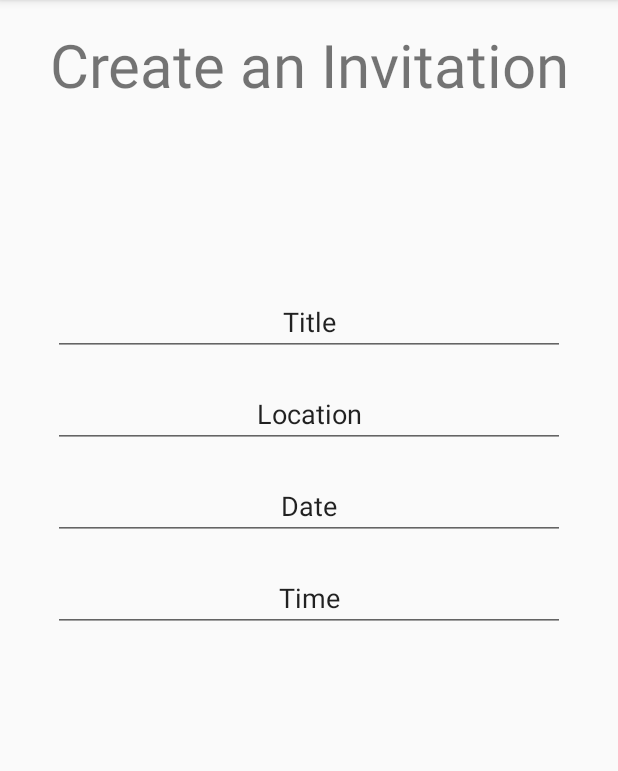
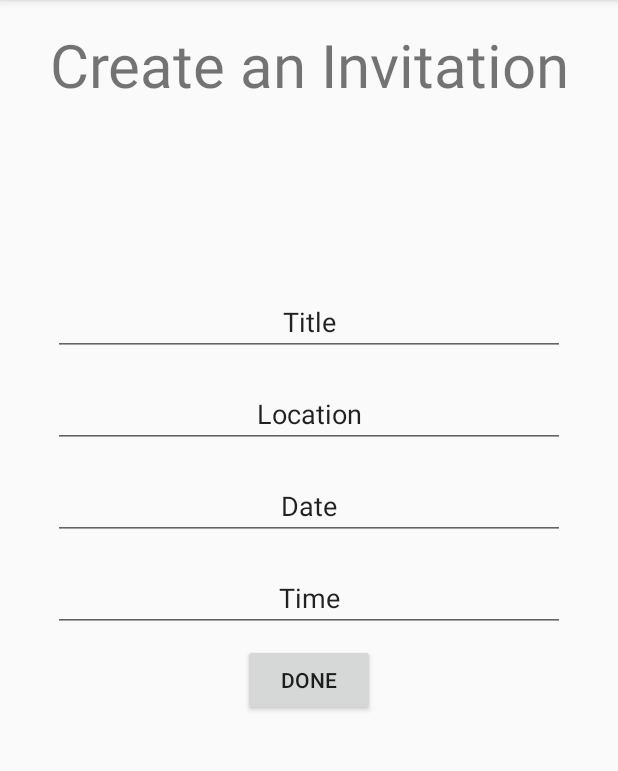
Before and after one commit to ProjectLocus/JoinMe, an Android app: the fragment FragInviteCreate placed in its activity, on a phone screen of 412 x 824 dp, the part 84-855 px from its top. Run offline under Robolectric (Android 15) with nearby library versions, the phone set to English and light mode, and no system bars; our stand-ins replace Room's generated code; libraries missing offline, so code that uses them is left out: android.arch.persistence, com.ramotion.circlemenu; 2 statements that could not run were skipped.

Commit message:
should now be able to create a new user upon sign in, and create a new invitation upon completion.

```diff
--- a/app/build.gradle
+++ b/app/build.gradle
@@ -4,7 +4,7 @@ android {
     compileSdkVersion 28
     defaultConfig {
         applicationId "edu.cnm.deepdive.joinme"
-        minSdkVersion 21
+        minSdkVersion 23
         targetSdkVersion 28
         versionCode 1
         versionName "1.0"
--- a/app/src/main/AndroidManifest.xml
+++ b/app/src/main/AndroidManifest.xml
@@ -4,6 +4,8 @@
 
   <uses-permission android:name="android.permission.INTERNET"/>
   <uses-permission android:name="android.permission.ACCESS_NETWORK_STATE"/>
+  <uses-permission android:name="android.permission.ACCESS_FINE_LOCATION" />
+  <uses-permission android:name="android.permission.ACCESS_COARSE_LOCATION"/>
 
   <application
     android:name=".JoinMeApplication"
--- a/app/src/main/java/edu/cnm/deepdive/joinme/model/dao/InvitationDao.java
+++ b/app/src/main/java/edu/cnm/deepdive/joinme/model/dao/InvitationDao.java
@@ -30,8 +30,11 @@ public interface InvitationDao {
   @Query("SELECT * FROM invitations WHERE date=:date")
   List<Invitation> selectAllDate(String date);
 
+  @Query("SELECT * FROM invitations WHERE time=:time")
+  Invitation selectAllTime(String time);
+
   @Query("SELECT * FROM invitations WHERE created=:created")
-  List<Invitation> selectAllCreated(String created);
+  Invitation selectAllCreated(String created);
 
   @Query("SELECT * FROM invitations WHERE description=:description")
   List<Invitation> selectAllDescription(String description);
--- a/app/src/main/java/edu/cnm/deepdive/joinme/model/dao/PersonDao.java
+++ b/app/src/main/java/edu/cnm/deepdive/joinme/model/dao/PersonDao.java
@@ -34,6 +34,9 @@ public interface PersonDao {
   @Query("SELECT * FROM people")
   List<Person> selectAll();
 
+  @Query("SELECT * FROM people WHERE latitude=:latitude")
+  Person selectLatitude(double latitude);
+
   @Update(onConflict = OnConflictStrategy.REPLACE)
   int update(Person person);
 
--- a/app/src/main/java/edu/cnm/deepdive/joinme/view/FragInviteCreate.java
+++ b/app/src/main/java/edu/cnm/deepdive/joinme/view/FragInviteCreate.java
@@ -1,6 +1,7 @@
 package edu.cnm.deepdive.joinme.view;
 
 import android.content.Context;
+import android.os.AsyncTask;
 import android.os.Bundle;
 import android.support.annotation.NonNull;
 import android.support.annotation.Nullable;
@@ -9,9 +10,12 @@ import android.util.Log;
 import android.view.LayoutInflater;
 import android.view.View;
 import android.view.ViewGroup;
+import android.widget.Button;
 import android.widget.EditText;
 import android.widget.TextView;
 import edu.cnm.deepdive.joinme.R;
+import edu.cnm.deepdive.joinme.model.db.ClientDB;
+import edu.cnm.deepdive.joinme.model.entity.Invitation;
 
 public class FragInviteCreate extends Fragment {
 
@@ -22,6 +26,8 @@ public class FragInviteCreate extends Fragment {
   private EditText inviteCreateLocation;
   private EditText inviteCreateDate;
   private EditText inviteCreateTime;
+  private Button doneButton;
+  private long invitationId;
 
   private FragInviteCreateListener fragInviteCreateListener;
 
@@ -43,9 +49,15 @@ public class FragInviteCreate extends Fragment {
   private void initViews(View view) {
     inviteCreateTitle0 = view.findViewById(R.id.tv_invite_create_title);
     inviteCreateTitle1 = view.findViewById(R.id.et_invitation_create_title);
+    String result = inviteCreateTitle1.getText().toString();
     inviteCreateLocation = view.findViewById(R.id.et_invitation_create_location);
+    String result1 = inviteCreateLocation.getText().toString();
     inviteCreateDate = view.findViewById(R.id.et_invitation_create_date);
+    String result2 = inviteCreateDate.getText().toString();
     inviteCreateTime = view.findViewById(R.id.et_invitation_create_time);
+    String result3 = inviteCreateTime.getText().toString();
+    doneButton = view.findViewById(R.id.bt_invitation_done);
+    doneButton.setOnClickListener(v -> new QueryTask().execute(result, result1, result2, result3));
   }
 
   @Override
@@ -56,6 +68,27 @@ public class FragInviteCreate extends Fragment {
     } catch (ClassCastException e) {
       Log.e(TAG, "onAttach: ClassCastException" + e.getMessage());
     }
+  }
 
+  private class QueryTask extends AsyncTask<String, Void, Long> {
+
+    @Override
+    protected Long doInBackground(String... strings) {
+      Invitation invitation = ClientDB.getInstance(getContext()).getInvitationDao().selectAllTime(strings[0]);
+      if (invitation == null) {
+        invitation = new Invitation();
+        invitation.setTitle(strings[0]);
+        invitation.setLocation(strings[1]);
+        invitation.setDate(strings[2]);
+        invitation.setTime(strings[3]);
+        return ClientDB.getInstance(getContext()).getInvitationDao().insert(invitation);
+      }
+      return invitation.getInvitationId();
+    }
+
+    @Override
+    protected void onPostExecute(Long aLong) {
+      new Invitation().setInvitationId(invitationId);
+    }
   }
 }
--- a/app/src/main/java/edu/cnm/deepdive/joinme/view/FragUserProf.java
+++ b/app/src/main/java/edu/cnm/deepdive/joinme/view/FragUserProf.java
@@ -47,6 +47,7 @@ public class FragUserProf extends Fragment {
     userDescription = view.findViewById(R.id.tv_user_profile_description);
     userFA = view.findViewById(R.id.fab_user_profile_next);
     userFA.setOnClickListener(v -> { });
+    new QueryTask().execute();
   }
 
   private class QueryTask extends AsyncTask<Void, Void, Person> {
@@ -54,7 +55,7 @@ public class FragUserProf extends Fragment {
     @Override
     protected Person doInBackground(Void... voids) {
       Person person = ClientDB.getInstance(getContext()).getPersonDao().selectPerson(
-          ((MainActivity) getActivity()).getPersonId());
+          new Person().getPersonId());
       return person;
     }
 
--- a/app/src/main/res/layout/fragment_invite_create.xml
+++ b/app/src/main/res/layout/fragment_invite_create.xml
@@ -60,5 +60,13 @@
     android:ems="16"
     android:text="Time"
     android:gravity="center"/>
+  <Button
+    android:id="@+id/bt_invitation_done"
+    android:layout_width="wrap_content"
+    android:layout_height="wrap_content"
+    android:layout_below="@+id/et_invitation_create_time"
+    android:layout_marginTop="8dp"
+    android:layout_centerHorizontal="true"
+    android:text="Done"/>
 
 </RelativeLayout>
```
Also changed, not shown: app/src/main/java/edu/cnm/deepdive/joinme/controller/MainActivity.java (+4 -17 lines), app/src/main/java/edu/cnm/deepdive/joinme/model/entity/Invitation.java (+13 -0 lines), app/src/main/java/edu/cnm/deepdive/joinme/view/SignInActivity.java (+36 -2 lines), 1 other file.
